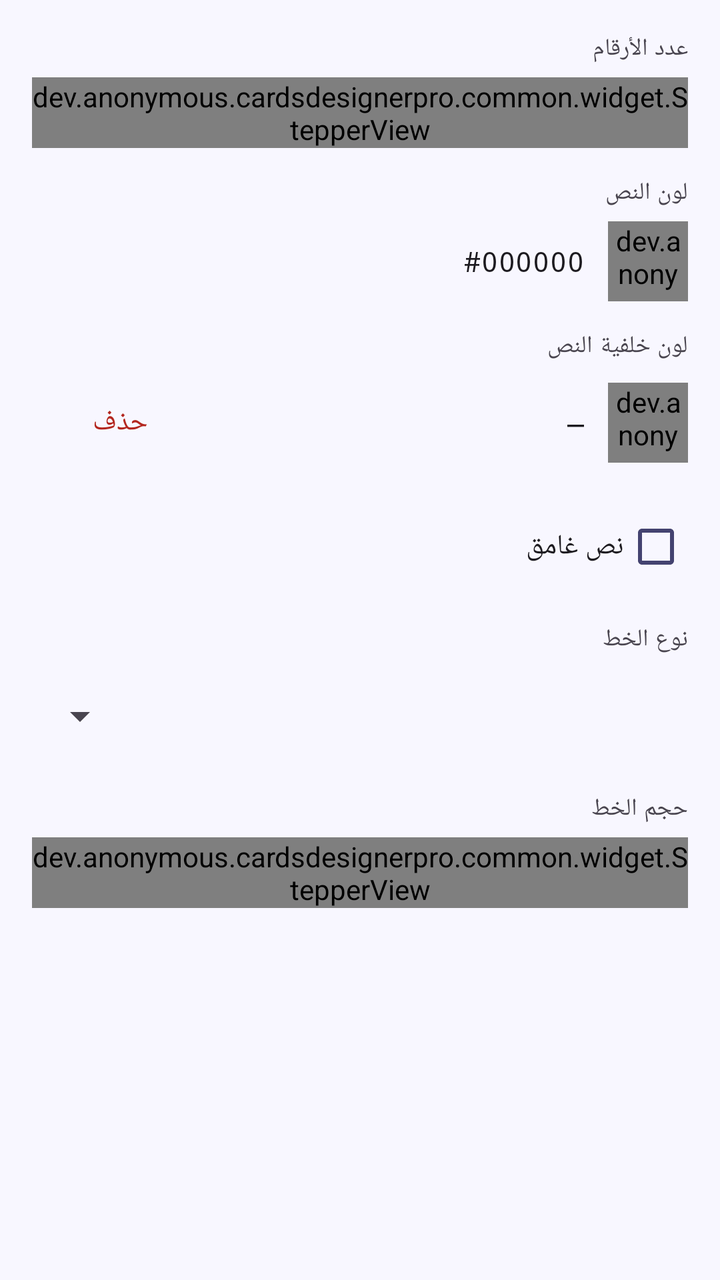
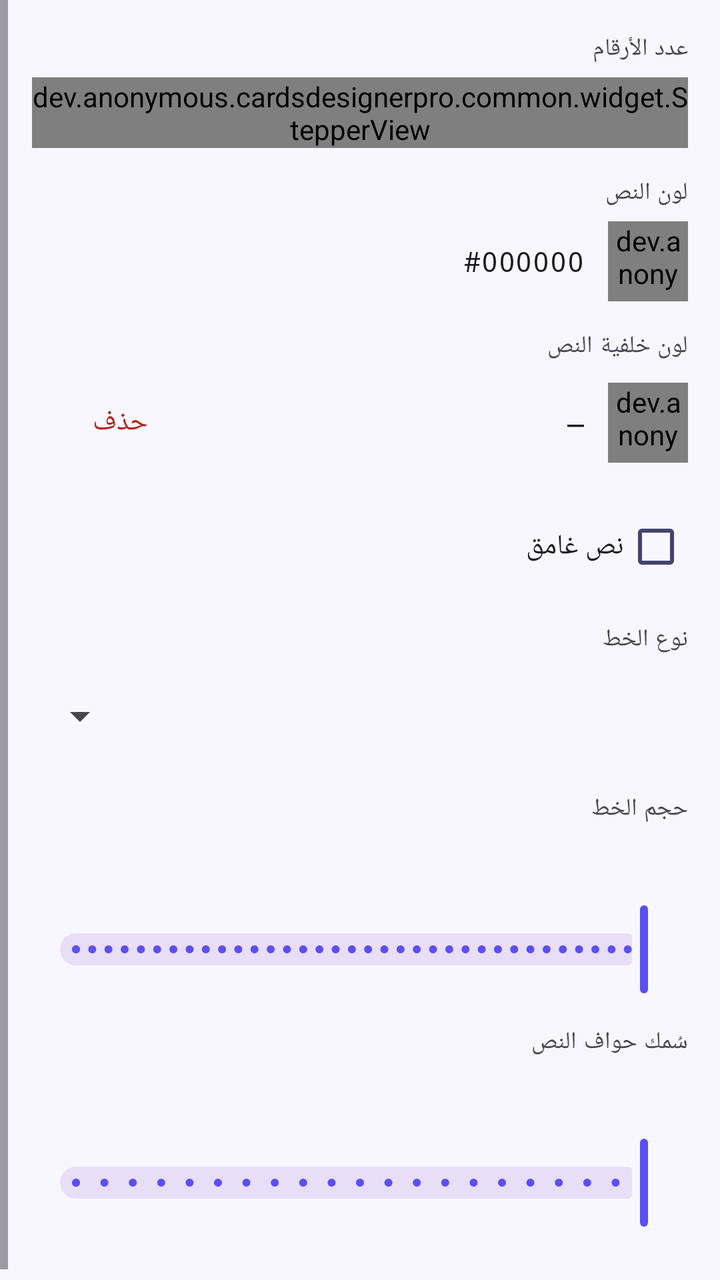

An Android layout rendered at two revisions. The XML below is the earlier revision; the diff shows what the commit changed to produce the second picture.
<!-- AndroidManifest.xml: application theme Theme.CardsDesignerPro -->
<!-- res/layout/fragment_prop_credential.xml -->
<?xml version="1.0" encoding="utf-8"?>
<ScrollView xmlns:android="http://schemas.android.com/apk/res/android"
    android:layout_width="match_parent" android:layout_height="match_parent"
    android:layoutDirection="rtl">
    <LinearLayout android:layout_width="match_parent" android:layout_height="wrap_content"
        android:orientation="vertical" android:padding="16dp">

        <TextView android:layout_width="match_parent" android:layout_height="wrap_content"
            android:text="@string/prop_digit_count" android:textAppearance="?attr/textAppearanceLabelMedium"
            android:layout_marginBottom="6dp" />
        <dev.anonymous.cardsdesignerpro.common.widget.StepperView
            android:id="@+id/stepper_digit_count"
            android:layout_width="wrap_content" android:layout_height="wrap_content"
            android:layout_marginBottom="14dp" />

        <TextView android:layout_width="match_parent" android:layout_height="wrap_content"
            android:text="@string/prop_text_color" android:textAppearance="?attr/textAppearanceLabelMedium"
            android:layout_marginBottom="6dp" />
        <LinearLayout android:layout_width="match_parent" android:layout_height="wrap_content"
            android:orientation="horizontal" android:gravity="center_vertical" android:layout_marginBottom="14dp">
            <dev.anonymous.cardsdesignerpro.common.widget.ColorPreviewView
                android:id="@+id/cpv_text_color"
                android:layout_width="40dp" android:layout_height="40dp" android:layout_marginEnd="12dp" />
            <TextView android:id="@+id/tv_text_color_hex" android:layout_width="wrap_content"
                android:layout_height="wrap_content" android:fontFamily="monospace"
                android:textAppearance="?attr/textAppearanceBodyMedium" android:text="#000000" />
        </LinearLayout>

        
        <TextView android:layout_width="match_parent" android:layout_height="wrap_content"
            android:text="@string/prop_text_bg_color" android:textAppearance="?attr/textAppearanceLabelMedium"
            android:layout_marginBottom="6dp" />
        <LinearLayout android:layout_width="match_parent" android:layout_height="wrap_content"
            android:orientation="horizontal" android:gravity="center_vertical" android:layout_marginBottom="14dp">
            <dev.anonymous.cardsdesignerpro.common.widget.ColorPreviewView
                android:id="@+id/cpv_bg_color"
                android:layout_width="40dp" android:layout_height="40dp" android:layout_marginEnd="12dp" />
            <TextView android:id="@+id/tv_bg_color_hex" android:layout_width="0dp"
                android:layout_height="wrap_content" android:layout_weight="1"
                android:fontFamily="monospace"
                android:textAppearance="?attr/textAppearanceBodyMedium" android:text="—" />
            <com.google.android.material.button.MaterialButton
                android:id="@+id/btn_clear_bg_color"
                style="@style/Widget.Material3.Button.TextButton"
                android:layout_width="wrap_content" android:layout_height="wrap_content"
                android:text="@string/btn_delete"
                android:textColor="?attr/colorError" />
        </LinearLayout>

        <com.google.android.material.checkbox.MaterialCheckBox
            android:id="@+id/cb_bold" android:layout_width="match_parent" android:layout_height="wrap_content"
            android:text="@string/prop_bold" android:layout_marginBottom="14dp" />

        <TextView android:layout_width="match_parent" android:layout_height="wrap_content"
            android:text="@string/prop_font" android:textAppearance="?attr/textAppearanceLabelMedium"
            android:layout_marginBottom="6dp" />
        <Spinner android:id="@+id/spinner_font" android:layout_width="match_parent"
            android:layout_height="48dp" android:layout_marginBottom="14dp" />

        <TextView android:layout_width="match_parent" android:layout_height="wrap_content"
            android:text="@string/prop_font_size" android:textAppearance="?attr/textAppearanceLabelMedium"
            android:layout_marginBottom="6dp" />
        <dev.anonymous.cardsdesignerpro.common.widget.StepperView
            android:id="@+id/stepper_font_size"
            android:layout_width="wrap_content" android:layout_height="wrap_content" />
    </LinearLayout>
</ScrollView>
<!-- resources referenced by this layout -->
<resources>
  <string name="btn_delete">حذف</string>
  <string name="prop_bold">نص غامق</string>
  <string name="prop_digit_count">عدد الأرقام</string>
  <string name="prop_font">نوع الخط</string>
  <string name="prop_font_size">حجم الخط</string>
  <string name="prop_text_bg_color">لون خلفية النص</string>
  <string name="prop_text_color">لون النص</string>
  <style name="Theme.CardsDesignerPro" parent="Base.Theme.CardsDesignerPro" />
  <style name="Base.Theme.CardsDesignerPro" parent="Theme.Material3.DayNight.NoActionBar">
          <item name="colorPrimary">@color/md_theme_light_primary</item>
          <item name="colorOnPrimary">@color/md_theme_light_onPrimary</item>
          <item name="colorPrimaryContainer">@color/md_theme_light_primaryContainer</item>
          <item name="colorOnPrimaryContainer">@color/md_theme_light_onPrimaryContainer</item>
          <item name="colorSecondary">@color/md_theme_light_secondary</item>
          <item name="colorOnSecondary">@color/md_theme_light_onSecondary</item>
          <item name="android:colorBackground">@color/md_theme_light_background</item>
          <item name="colorSurface">@color/md_theme_light_surface</item>
          <item name="colorOnSurface">@color/md_theme_light_onSurface</item>
          <item name="colorSurfaceVariant">@color/md_theme_light_surfaceVariant</item>
          <item name="colorOnSurfaceVariant">@color/md_theme_light_onSurfaceVariant</item>
          <item name="colorOutline">@color/md_theme_light_outline</item>
          <item name="colorError">@color/md_theme_light_error</item>
          <item name="colorOnError">@color/md_theme_light_onError</item>
          <item name="android:statusBarColor">?attr/colorSurface</item>
          <item name="android:windowLightStatusBar">true</item>
          <item name="android:layoutDirection">rtl</item>
          <item name="android:supportsRtl">true</item>
      </style>
  <color name="md_theme_light_primary">#FF5B4FF2</color>
  <color name="md_theme_light_onPrimary">#FFFFFFFF</color>
  <color name="md_theme_light_primaryContainer">#FFE8E5FF</color>
  <color name="md_theme_light_onPrimaryContainer">#FF1A006E</color>
  <color name="md_theme_light_secondary">#FF00BFA5</color>
  <color name="md_theme_light_onSecondary">#FFFFFFFF</color>
  <color name="md_theme_light_background">#FFF8F7FF</color>
  <color name="md_theme_light_surface">#FFFFFFFF</color>
  <color name="md_theme_light_onSurface">#FF1A1A2E</color>
  <color name="md_theme_light_surfaceVariant">#FFE8E5FF</color>
  <color name="md_theme_light_onSurfaceVariant">#FF444370</color>
  <color name="md_theme_light_outline">#FF7A78A6</color>
  <color name="md_theme_light_error">#FFB3261E</color>
  <color name="md_theme_light_onError">#FFFFFFFF</color>
</resources>

<!-- the commit's change to res/layout/fragment_prop_credential.xml (unified diff, before → after) -->
@@ -1,5 +1,6 @@
 <?xml version="1.0" encoding="utf-8"?>
 <ScrollView xmlns:android="http://schemas.android.com/apk/res/android"
+    xmlns:app="http://schemas.android.com/apk/res-auto"
     android:layout_width="match_parent" android:layout_height="match_parent"
     android:layoutDirection="rtl">
     <LinearLayout android:layout_width="match_parent" android:layout_height="wrap_content"
@@ -60,8 +61,28 @@
         <TextView android:layout_width="match_parent" android:layout_height="wrap_content"
             android:text="@string/prop_font_size" android:textAppearance="?attr/textAppearanceLabelMedium"
             android:layout_marginBottom="6dp" />
-        <dev.anonymous.cardsdesignerpro.common.widget.StepperView
-            android:id="@+id/stepper_font_size"
-            android:layout_width="wrap_content" android:layout_height="wrap_content" />
+        <com.google.android.material.slider.Slider
+            android:id="@+id/slider_font_size"
+            android:layout_width="match_parent"
+            android:layout_height="wrap_content"
+            app:labelBehavior="withinBounds"
+            android:valueFrom="10.0"
+            android:valueTo="100.0"
+            android:stepSize="1.0"
+            android:layout_marginBottom="14dp" />
+
+        
+        <TextView android:layout_width="match_parent" android:layout_height="wrap_content"
+            android:text="@string/prop_text_stroke" android:textAppearance="?attr/textAppearanceLabelMedium"
+            android:layout_marginBottom="6dp" />
+        <com.google.android.material.slider.Slider
+            android:id="@+id/slider_text_stroke"
+            android:layout_width="match_parent"
+            android:layout_height="wrap_content"
+            app:labelBehavior="withinBounds"
+            android:valueFrom="0.0"
+            android:valueTo="10.0"
+            android:stepSize="0.5"
+            android:layout_marginBottom="14dp" />
     </LinearLayout>
 </ScrollView>
<!-- resource entries referenced after the edit -->
@@ -7,6 +7,7 @@
   <string name="prop_font_size">حجم الخط</string>
   <string name="prop_text_bg_color">لون خلفية النص</string>
   <string name="prop_text_color">لون النص</string>
+  <string name="prop_text_stroke">سُمك حواف النص</string>
   <style name="Theme.CardsDesignerPro" parent="Base.Theme.CardsDesignerPro" />
   <style name="Base.Theme.CardsDesignerPro" parent="Theme.Material3.DayNight.NoActionBar">
           <item name="colorPrimary">@color/md_theme_light_primary</item>
